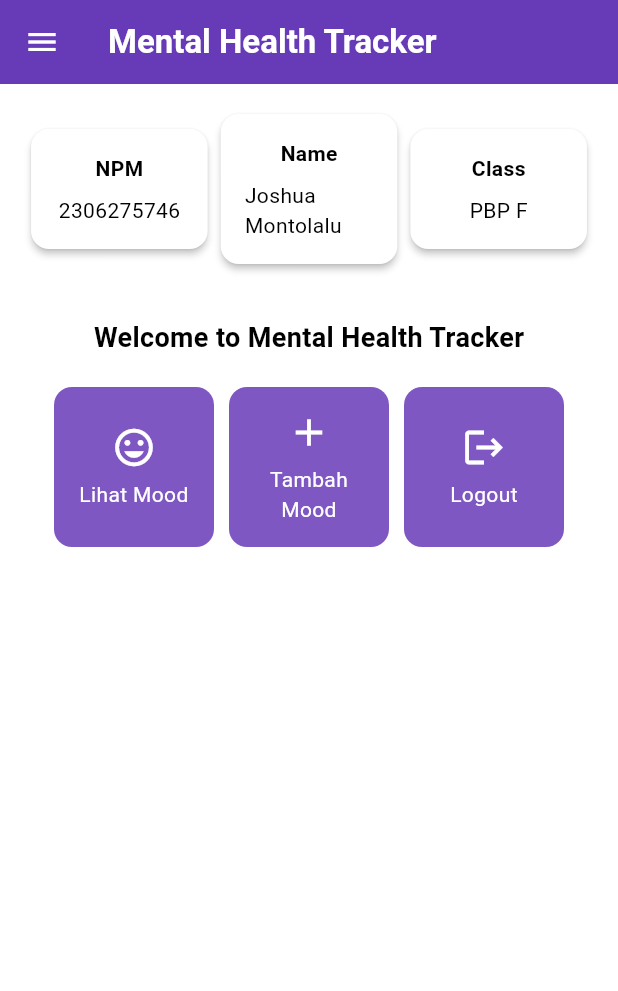
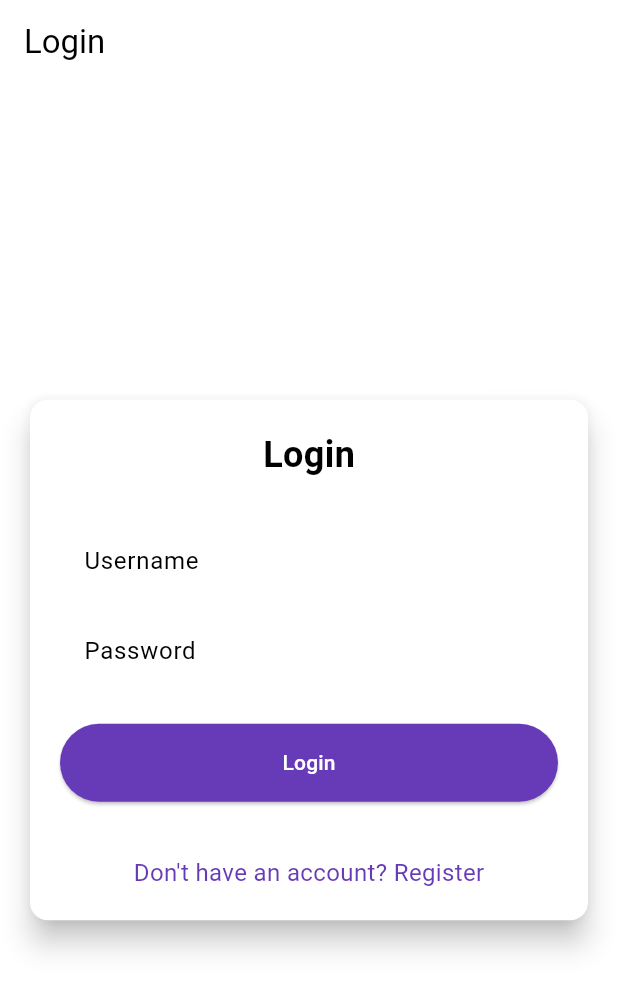
Before and after one commit to HamletJr/mental-health-tracker-mobile, a Flutter app: the screen it shows after launch, on a phone screen of 412 x 824 dp. Shown: the top 991 px of the screen. Run offline on Flutter 3.47's test engine with Material 3 defaults, Android fonts, the phone set to English and light mode, and no system bars; missing offline and left inert: pbp_django_auth.

Commit message:
Add tutorial 8

```diff
--- a/lib/main.dart
+++ b/lib/main.dart
@@ -1,5 +1,7 @@
 import 'package:flutter/material.dart';
-import 'package:mental_health_tracker/screens/menu.dart';
+import 'package:mental_health_tracker/screens/login.dart';
+import 'package:pbp_django_auth/pbp_django_auth.dart';
+import 'package:provider/provider.dart';
 
 void main() {
   runApp(const MyApp());
@@ -11,29 +13,21 @@ class MyApp extends StatelessWidget {
   // This widget is the root of your application.
   @override
   Widget build(BuildContext context) {
-    return MaterialApp(
-      title: 'Flutter Demo',
-      theme: ThemeData(
-        // This is the theme of your application.
-        //
-        // TRY THIS: Try running your application with "flutter run". You'll see
-        // the application has a purple toolbar. Then, without quitting the app,
-        // try changing the seedColor in the colorScheme below to Colors.green
-        // and then invoke "hot reload" (save your changes or press the "hot
-        // reload" button in a Flutter-supported IDE, or press "r" if you used
-        // the command line to start the app).
-        //
-        // Notice that the counter didn't reset back to zero; the application
-        // state is not lost during the reload. To reset the state, use hot
-        // restart instead.
-        //
-        // This works for code too, not just values: Most code changes can be
-        // tested with just a hot reload.
-        colorScheme: ColorScheme.fromSwatch(
-          primarySwatch: Colors.deepPurple,
-        ).copyWith(secondary: Colors.deepPurple[400]),
+    return Provider(
+      create: (_) {
+        CookieRequest request = CookieRequest();
+        return request;
+      },
+      child: MaterialApp(
+        title: 'Mental Health Tracker',
+        theme: ThemeData(
+          useMaterial3: true,
+          colorScheme: ColorScheme.fromSwatch(
+            primarySwatch: Colors.deepPurple,
+          ).copyWith(secondary: Colors.deepPurple[400]),
+        ),
+        home: const LoginPage(),
       ),
-      home: MyHomePage(),
     );
   }
 }
--- /dev/null
+++ b/lib/screens/login.dart
@@ -0,0 +1,181 @@
+import 'package:mental_health_tracker/screens/menu.dart';
+import 'package:flutter/material.dart';
+import 'package:pbp_django_auth/pbp_django_auth.dart';
+import 'package:provider/provider.dart';
+import 'package:mental_health_tracker/screens/register.dart';
+
+void main() {
+  runApp(const LoginApp());
+}
+
+class LoginApp extends StatelessWidget {
+  const LoginApp({super.key});
+
+  @override
+  Widget build(BuildContext context) {
+    return MaterialApp(
+      title: 'Login',
+      theme: ThemeData(
+        useMaterial3: true,
+        colorScheme: ColorScheme.fromSwatch(
+          primarySwatch: Colors.deepPurple,
+        ).copyWith(secondary: Colors.deepPurple[400]),
+      ),
+      home: const LoginPage(),
+    );
+  }
+}
+
+class LoginPage extends StatefulWidget {
+  const LoginPage({super.key});
+
+  @override
+  State<LoginPage> createState() => _LoginPageState();
+}
+
+class _LoginPageState extends State<LoginPage> {
+  final TextEditingController _usernameController = TextEditingController();
+  final TextEditingController _passwordController = TextEditingController();
+
+  @override
+  Widget build(BuildContext context) {
+    final request = context.watch<CookieRequest>();
+
+    return Scaffold(
+      appBar: AppBar(
+        title: const Text('Login'),
+      ),
+      body: Center(
+        child: SingleChildScrollView(
+          padding: const EdgeInsets.all(16.0),
+          child: Card(
+            elevation: 8,
+            shape: RoundedRectangleBorder(
+              borderRadius: BorderRadius.circular(12.0),
+            ),
+            child: Padding(
+              padding: const EdgeInsets.all(20.0),
+              child: Column(
+                mainAxisSize: MainAxisSize.min,
+                children: [
+                  const Text(
+                    'Login',
+                    style: TextStyle(
+                      fontSize: 24.0,
+                      fontWeight: FontWeight.bold,
+                    ),
+                  ),
+                  const SizedBox(height: 30.0),
+                  TextField(
+                    controller: _usernameController,
+                    decoration: const InputDecoration(
+                      labelText: 'Username',
+                      hintText: 'Enter your username',
+                      border: OutlineInputBorder(
+                        borderRadius: BorderRadius.all(Radius.circular(12.0)),
+                      ),
+                      contentPadding:
+                          EdgeInsets.symmetric(horizontal: 12.0, vertical: 8.0),
+                    ),
+                  ),
+                  const SizedBox(height: 12.0),
+                  TextField(
+                    controller: _passwordController,
+                    decoration: const InputDecoration(
+                      labelText: 'Password',
+                      hintText: 'Enter your password',
+                      border: OutlineInputBorder(
+                        borderRadius: BorderRadius.all(Radius.circular(12.0)),
+                      ),
+                      contentPadding:
+                          EdgeInsets.symmetric(horizontal: 12.0, vertical: 8.0),
+                    ),
+                    obscureText: true,
+                  ),
+                  const SizedBox(height: 24.0),
+                  ElevatedButton(
+                    onPressed: () async {
+                      String username = _usernameController.text;
+                      String password = _passwordController.text;
+
+                      // Cek kredensial
+                      // TODO: Ganti URL dan jangan lupa tambahkan trailing slash (/) di akhir URL!
+                      // Untuk menyambungkan Android emulator dengan Django pada localhost,
+                      // gunakan URL http://10.0.2.2/
+                      final response = await request
+                          .login("http://127.0.0.1:8000/auth/login/", {
+                        'username': username,
+                        'password': password,
+                      });
+
+                      if (request.loggedIn) {
+                        String message = response['message'];
+                        String uname = response['username'];
+                        if (context.mounted) {
+                          Navigator.pushReplacement(
+                            context,
+                            MaterialPageRoute(
+                                builder: (context) => MyHomePage()),
+                          );
+                          ScaffoldMessenger.of(context)
+                            ..hideCurrentSnackBar()
+                            ..showSnackBar(
+                              SnackBar(
+                                  content:
+                                      Text("$message Selamat datang, $uname.")),
+                            );
+                        }
+                      } else {
+                        if (context.mounted) {
+                          showDialog(
+                            context: context,
+                            builder: (context) => AlertDialog(
+                              title: const Text('Login Gagal'),
+                              content: Text(response['message']),
+                              actions: [
+                                TextButton(
+                                  child: const Text('OK'),
+                                  onPressed: () {
+                                    Navigator.pop(context);
+                                  },
+                                ),
+                              ],
+                            ),
+                          );
+                        }
+                      }
+                    },
+                    style: ElevatedButton.styleFrom(
+                      foregroundColor: Colors.white,
+                      minimumSize: const Size(double.infinity, 50),
+                      backgroundColor: Theme.of(context).colorScheme.primary,
+                      padding: const EdgeInsets.symmetric(vertical: 16.0),
+                    ),
+                    child: const Text('Login'),
+                  ),
+                  const SizedBox(height: 36.0),
+                  GestureDetector(
+                    onTap: () {
+                      Navigator.push(
+                        context,
+                        MaterialPageRoute(
+                            builder: (context) => const RegisterPage()),
+                      );
+                    },
+                    child: Text(
+                      'Don\'t have an account? Register',
+                      style: TextStyle(
+                        color: Theme.of(context).colorScheme.primary,
+                        fontSize: 16.0,
+                      ),
+                    ),
+                  ),
+                ],
+              ),
+            ),
+          ),
+        ),
+      ),
+    );
+  }
+}
--- a/pubspec.yaml
+++ b/pubspec.yaml
@@ -35,6 +35,9 @@ dependencies:
   # The following adds the Cupertino Icons font to your application.
   # Use with the CupertinoIcons class for iOS style icons.
   cupertino_icons: ^1.0.8
+  provider: ^6.1.2
+  pbp_django_auth: ^0.4.0
+  http: ^1.2.2
 
 dev_dependencies:
   flutter_test:
```
Also changed, not shown: lib/models/mood_entry.dart (added, +65 -0 lines), lib/screens/list_moodentry.dart (added, +90 -0 lines), lib/screens/moodentry_form.dart (+37 -29 lines), lib/screens/register.dart (added, +166 -0 lines), lib/widgets/left_drawer.dart (+12 -0 lines), lib/widgets/mood_card.dart (+38 -1 lines), pubspec.lock, 2 other files.
